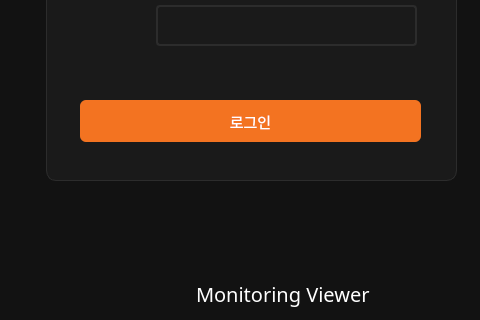
Before: the Qt Designer form dms_central/loginframe.ui in veda-team4/dms, drawn with Qt 5; both pictures show x 343 to 823 and y 330 to 650 of the 1200 by 650 pixel window.
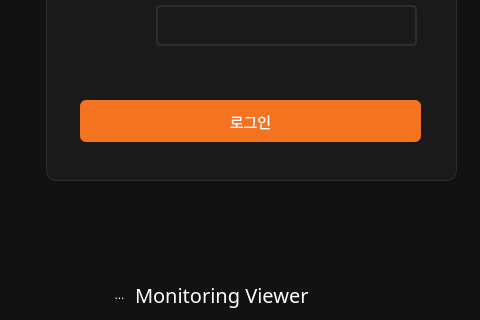
After: the same form once the commit is applied. Icons and pictures are not drawn.

Commit message: Remove window and Add drag support via login frame / Add connect to close button

The edit to the form file:
```diff
--- a/dms_central/loginframe.ui
+++ b/dms_central/loginframe.ui
@@ -33,20 +33,24 @@
   <widget class="QWidget" name="title_widget" native="true">
    <property name="geometry">
     <rect>
-     <x>450</x>
-     <y>600</y>
+     <x>453</x>
+     <y>601</y>
      <width>263</width>
      <height>48</height>
     </rect>
    </property>
    <layout class="QHBoxLayout" name="horizontalLayout">
     <item>
-     <widget class="QLabel" name="title_icon">
-      <property name="text">
-       <string/>
+     <widget class="QToolButton" name="toolButton">
+      <property name="styleSheet">
+       <string notr="true">qproperty-icon: url(&quot;:/images/image/safety_driver_icon.svg&quot;);
+qproperty-iconSize: 22px 22px;
+background: transparent;
+border: none;
+color: white;</string>
       </property>
-      <property name="pixmap">
-       <pixmap resource="resources/resources.qrc">:/images/image/safety_driver_icon.png</pixmap>
+      <property name="text">
+       <string>...</string>
       </property>
      </widget>
     </item>
```
Left out of the diff: 42 changed lines with no effect on the pictures. The commit also changes 2 other files.
